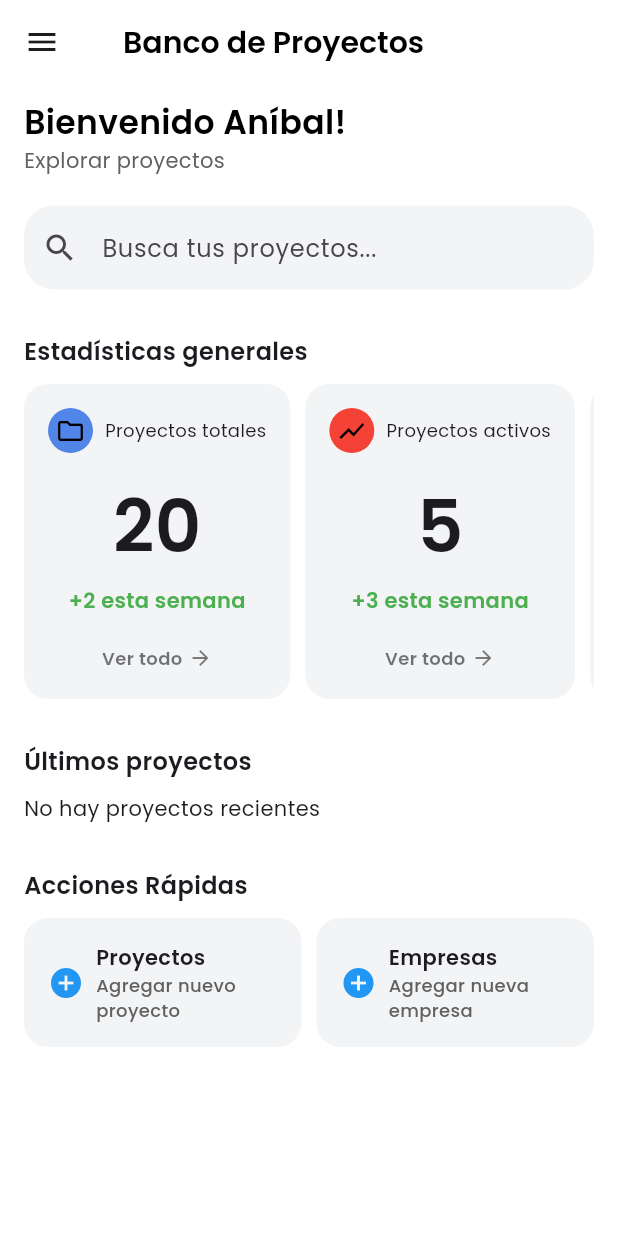
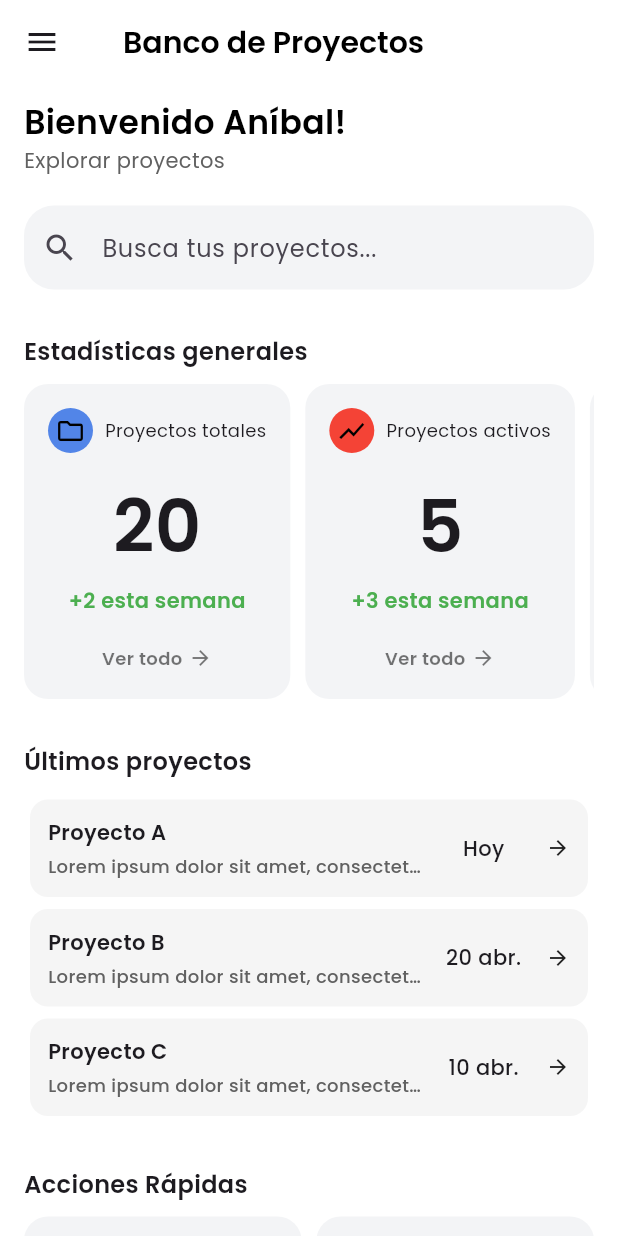
Before and after one commit to AlvaroAceval16/banco_de_proyectos, a Flutter app: the screen it shows after launch, after a tap on "Iniciar sesión", on a phone screen of 412 x 824 dp. Run offline on Flutter 3.47's test engine with Material 3 defaults, Android fonts, the light colour scheme and no system bars; our stand-ins replace google_fonts, supabase_flutter; accounts and stored records are empty.

Commit message:
dashboard

```diff
--- a/lib/pages/Dashboard_page.dart
+++ b/lib/pages/Dashboard_page.dart
@@ -1,67 +1,9 @@
 import 'package:banco_de_proyectos/consts/text_styles.dart';
 import 'package:banco_de_proyectos/components/main_drawer.dart';
 import 'package:banco_de_proyectos/components/stats_card.dart';
-import 'package:banco_de_proyectos/back/logica_proyectos.dart';
 import 'package:flutter/material.dart';
 
-class DashboardScreen extends StatefulWidget {
-  @override
-  _DashboardScreenState createState() => _DashboardScreenState();
-}
-
-class _DashboardScreenState extends State<DashboardScreen> {
-  List<Map<String, dynamic>> proyectos = [];
-  bool isLoading = true;
-  String errorMessage = '';
-
-  @override
-  void initState() {
-    super.initState();
-    _cargarProyectosRecientes();
-  }
-
-  Future<void> _cargarProyectosRecientes() async {
-    try {
-      // Obtener todos los proyectos ordenados por fecha de creación (más recientes primero)
-      final todosProyectos = await ProyectoService.obtenerProyectosOrdenadosPorFecha();
-
-      // Tomar los 3 más recientes
-      final proyectosRecientes = todosProyectos.take(3).toList();
-
-      setState(() {
-        proyectos = proyectosRecientes;
-        isLoading = false;
-      });
-    } catch (e) {
-      setState(() {
-        errorMessage = 'Error al cargar proyectos: $e';
-        isLoading = false;
-      });
-    }
-  }
-
-  // Formatear fecha a texto amigable
-  String formatFecha(DateTime fecha) {
-    final hoy = DateTime.now();
-    final ayer = hoy.subtract(Duration(days: 1));
-
-    if (fecha.year == hoy.year && fecha.month == hoy.month && fecha.day == hoy.day) {
-      return 'Hoy';
-    } else if (fecha.year == ayer.year && fecha.month == ayer.month && fecha.day == ayer.day) {
-      return 'Ayer';
-    } else {
-      return '${fecha.day} ${_getNombreMes(fecha.month)}.';
-    }
-  }
-
-  String _getNombreMes(int mes) {
-    const meses = [
-      'ene', 'feb', 'mar', 'abr', 'may', 'jun',
-      'jul', 'ago', 'sep', 'oct', 'nov', 'dic'
-    ];
-    return meses[mes - 1];
-  }
-
+class DashboardScreen extends StatelessWidget {
   @override
   Widget build(BuildContext context) {
     return Scaffold(
@@ -169,22 +111,9 @@ class _DashboardScreenState extends State<DashboardScreen> {
               ],
             ),
             SizedBox(height: 10),
-            // Mostrar loading, error o proyectos
-            if (isLoading)
-              Center(child: CircularProgressIndicator())
-            else if (errorMessage.isNotEmpty)
-              Text(errorMessage, style: TextStyle(color: Colors.red))
-            else if (proyectos.isEmpty)
-              Text("No hay proyectos recientes")
-            else
-              ...proyectos.map((proyecto) =>
-                _projectItem(
-                  proyecto['nombreproyecto'],
-                  formatFecha(DateTime.parse(proyecto['fecha_creacion'])),
-                  context,
-                  descripcion: proyecto['descripcion'] ?? "Sin descripción",
-                )
-              ).toList(),
+            _projectItem("Proyecto A", "Hoy", context),
+            _projectItem("Proyecto B", "20 abr.", context),
+            _projectItem("Proyecto C", "10 abr.", context),
             SizedBox(height: 30),
             Text(
               "Acciones Rápidas",
@@ -208,7 +137,7 @@ class _DashboardScreenState extends State<DashboardScreen> {
     );
   }
 
-  Widget _projectItem(String title, String date, BuildContext context, {String? descripcion}) {
+  Widget _projectItem(String title, String date, BuildContext context) {
     return Card(
       color: Theme.of(context).cardColor,
       elevation: 0,
@@ -231,7 +160,7 @@ class _DashboardScreenState extends State<DashboardScreen> {
                   ),
                   const SizedBox(height: 4),
                   Text(
-                    descripcion ?? "Sin descripción disponible",
+                    "Lorem ipsum dolor sit amet, consectetur",
                     style: TextStyle(
                       fontFamily: 'Poppins',
                       fontSize: 12,
@@ -254,6 +183,7 @@ class _DashboardScreenState extends State<DashboardScreen> {
                 ),
               ),
             ),
+
             const Icon(Icons.arrow_forward, size: 16),
           ],
         ),
```
